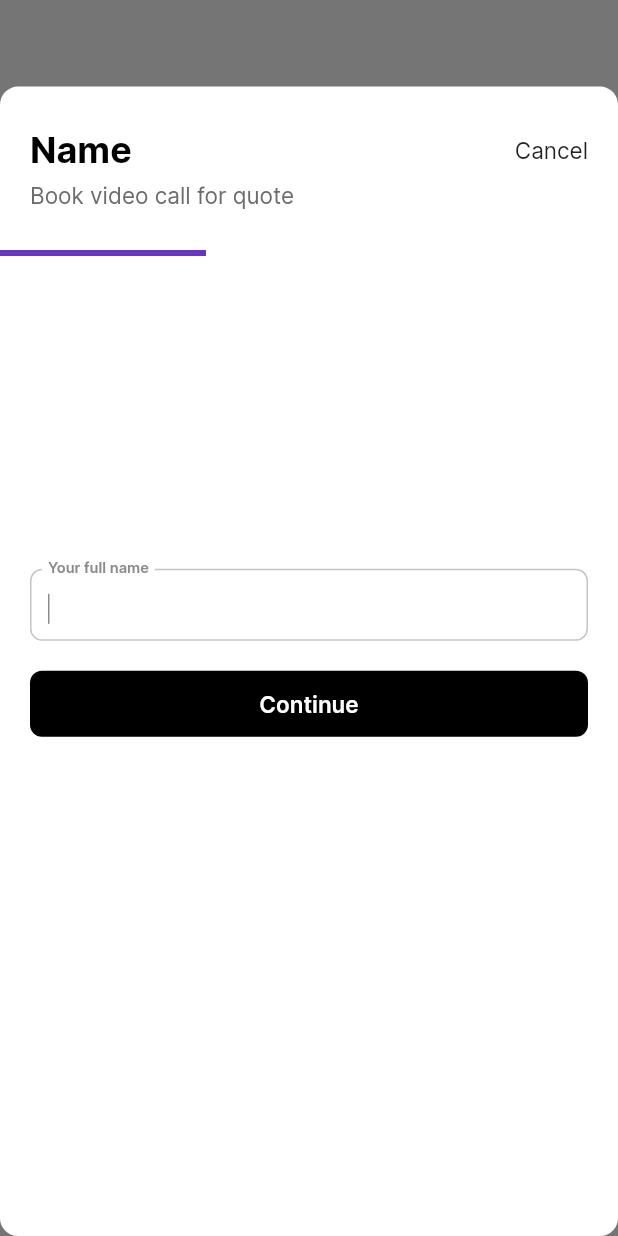
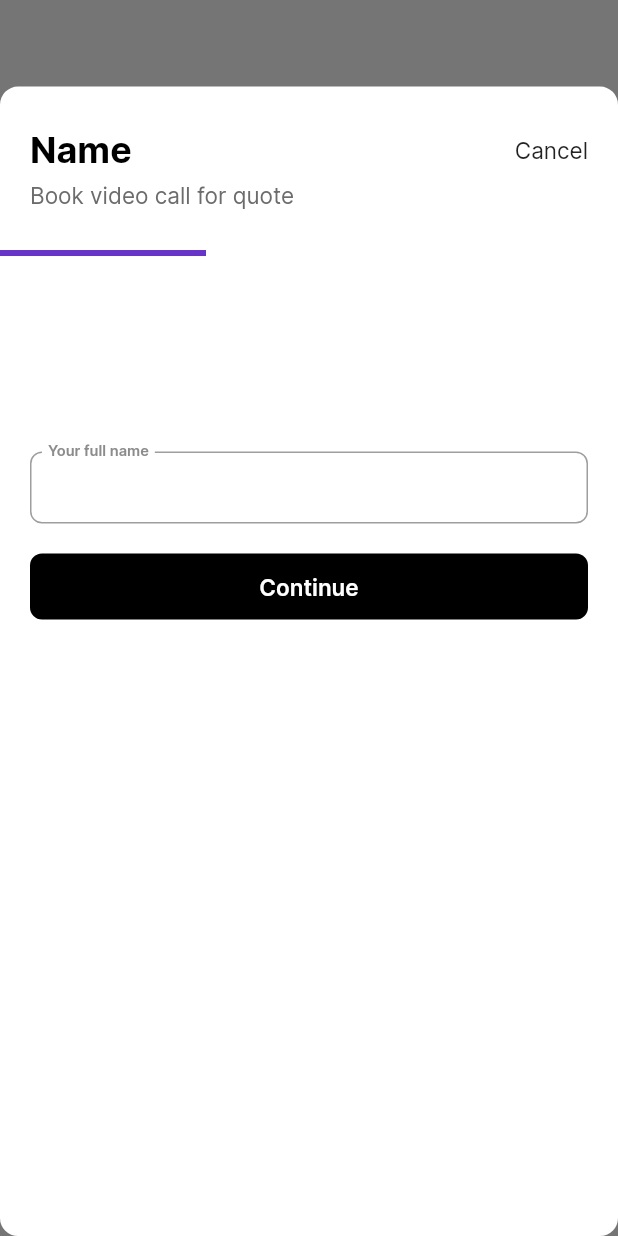
Before and after one commit to actranito/booking_flow, a Flutter app: the screen it shows after launch, after a tap on "Start Booking", on a phone screen of 412 x 824 dp. Run offline on Flutter 3.47's test engine with Material 2 defaults, Android fonts, the phone set to English and light mode, and no system bars; our stand-ins replace bloc, equatable, flutter_bloc.

Commit message:
Fixed keyboard covering textField and Continue button on getUserName Widget

```diff
--- a/lib/views/booking_dialog_view.dart
+++ b/lib/views/booking_dialog_view.dart
@@ -143,6 +143,8 @@ class _BookingDialogViewState extends State<BookingDialogView> {
   /// Parameters:
   ///   bookingInfo -> The current booking info object.
   Widget displayBookingSteps(BookingInfo bookingInfo) {
+    // TODO - Check if there is a better way to estimate the keyboard height
+    double keyboardHeight = MediaQuery.of(context).viewInsets.bottom;
     return Column(
       children: [
         BookingDialogAppBar(
@@ -157,12 +159,12 @@ class _BookingDialogViewState extends State<BookingDialogView> {
             padding: const EdgeInsets.symmetric(horizontal: 20.0),
             child: Column(
               // This Column has two Expanded empty Containers with different
-              // flex values of 2 and 3, respectively at the start and at the
-              // bottom. This was done in order to have 2/5 of the available
-              // space above the content and the remaining 3/5 below.
+              // flex values of 1 and 3, respectively at the start and at the
+              // bottom. This was done in order to have 1/4 of the available
+              // space above the content and the remaining 3/4 below.
               children: [
                 Expanded(
-                  flex: 2,
+                  flex: 1,
                   child: Container(),
                 ),
                 this.getStepView(bookingInfo),
@@ -180,6 +182,12 @@ class _BookingDialogViewState extends State<BookingDialogView> {
               ],
             ),
           ),
+        ),
+        // This empty Container is used to push the content up when the keyboard is
+        // opened so it won't be in front of any UI elements
+        Container(
+          color: Colors.transparent,
+          height: keyboardHeight,
         ),
       ],
     );
--- a/lib/widgets/booking_steps/get_user_name.dart
+++ b/lib/widgets/booking_steps/get_user_name.dart
@@ -20,7 +20,6 @@ class GetUserNameBookingStep extends StatelessWidget {
     return Container(
       height: 48.0,
       child: TextField(
-        autofocus: true,
         textCapitalization: TextCapitalization.words,
         cursorColor: CustomColors.GRAY_2,
         cursorHeight: 20.0,
```
